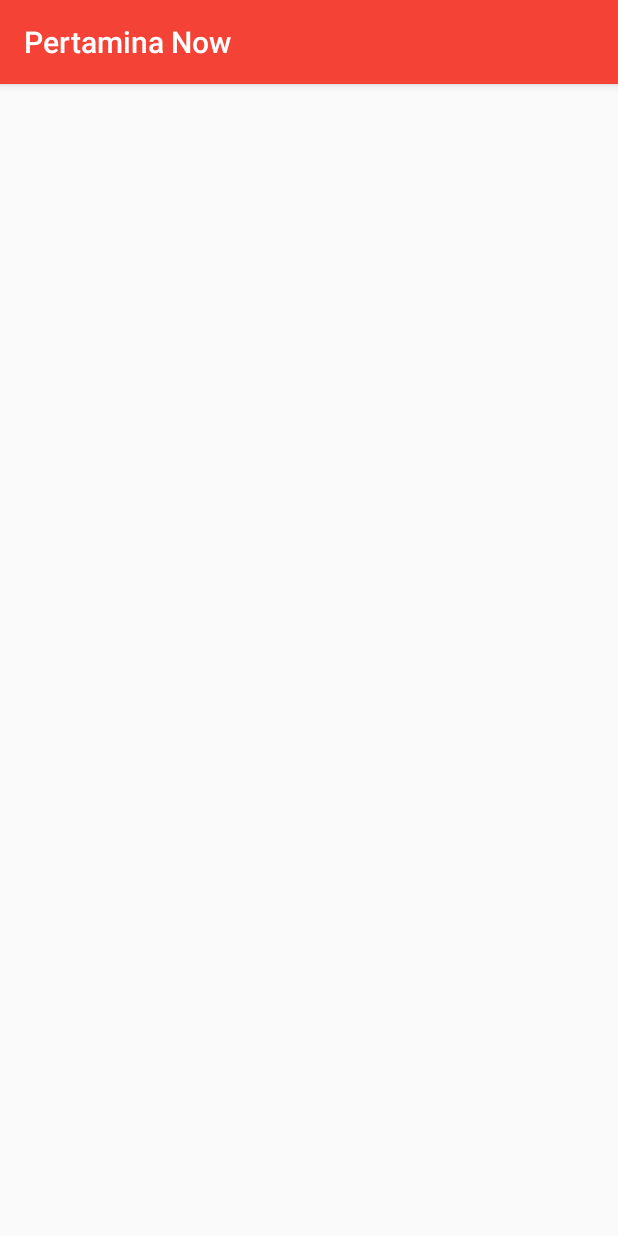
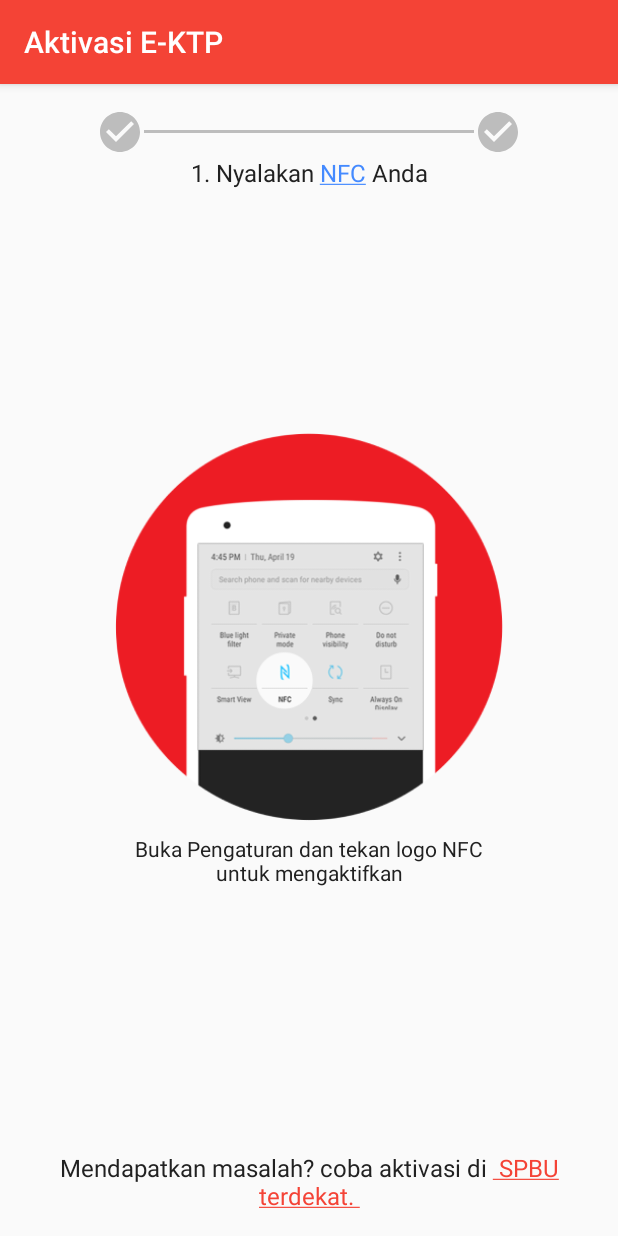
Before and after one commit to Raturu/pertamina_now_android, an Android app: the KtpVerificationActivity screen opened directly, with no data from a screen before it, on a phone screen of 412 x 824 dp. Run offline under Robolectric (Android 15) with nearby library versions, the phone set to English and light mode, and no system bars; our stand-ins replace Timber; 1 statement that could not run was skipped.

Commit message:
Add ktp verification layout

```diff
--- a/app/src/main/java/com/raturu/pertaminanow/ui/KtpVerificationActivity.kt
+++ b/app/src/main/java/com/raturu/pertaminanow/ui/KtpVerificationActivity.kt
@@ -26,7 +26,7 @@ class KtpVerificationActivity : AppCompatActivity() {
     override fun onCreate(savedInstanceState: Bundle?) {
         super.onCreate(savedInstanceState)
         setContentView(R.layout.activity_ktp_verification)
-
+        supportActionBar?.title = "Aktivasi E-KTP"
         nfcAdapter = NfcAdapter.getDefaultAdapter(this)
     }
 
--- /dev/null
+++ b/app/src/main/res/drawable/ic_check_circle.xml
@@ -0,0 +1,5 @@
+<vector android:height="24dp" android:tint="#FFFFFF"
+    android:viewportHeight="24.0" android:viewportWidth="24.0"
+    android:width="24dp" xmlns:android="http://schemas.android.com/apk/res/android">
+    <path android:fillColor="#FF000000" android:pathData="M12,2C6.48,2 2,6.48 2,12s4.48,10 10,10 10,-4.48 10,-10S17.52,2 12,2zM10,17l-5,-5 1.41,-1.41L10,14.17l7.59,-7.59L19,8l-9,9z"/>
+</vector>
--- a/app/src/main/res/layout/activity_ktp_verification.xml
+++ b/app/src/main/res/layout/activity_ktp_verification.xml
@@ -1,7 +1,98 @@
 <?xml version="1.0" encoding="utf-8"?>
-<LinearLayout xmlns:android="http://schemas.android.com/apk/res/android"
+<RelativeLayout xmlns:android="http://schemas.android.com/apk/res/android"
     android:layout_width="match_parent"
-    android:layout_height="match_parent"
-    android:orientation="vertical">
+    android:layout_height="match_parent">
 
-</LinearLayout>
+    <LinearLayout
+        android:id="@+id/progressContainer"
+        android:layout_width="match_parent"
+        android:layout_height="wrap_content"
+        android:layout_gravity="center"
+        android:layout_marginEnd="64dp"
+        android:layout_marginStart="64dp"
+        android:layout_marginTop="16dp"
+        android:orientation="horizontal">
+
+        <ImageView
+            android:id="@+id/checkMark1"
+            android:layout_width="32dp"
+            android:layout_height="32dp"
+            android:src="@drawable/ic_check_circle"
+            android:tint="@color/divider" />
+
+        <View
+            android:id="@+id/line"
+            android:layout_width="0dp"
+            android:layout_height="2dp"
+            android:layout_gravity="center_vertical"
+            android:layout_weight="1"
+            android:background="@color/divider" />
+
+        <ImageView
+            android:id="@+id/checkMark2"
+            android:layout_width="32dp"
+            android:layout_height="32dp"
+            android:src="@drawable/ic_check_circle"
+            android:tint="@color/divider" />
+
+    </LinearLayout>
+
+    <TextView
+        android:id="@+id/stepDescriptionTextView"
+        android:layout_width="match_parent"
+        android:layout_height="wrap_content"
+        android:layout_below="@id/progressContainer"
+        android:autoLink="all"
+        android:gravity="center"
+        android:linksClickable="true"
+        android:text="@string/nfc_step_1"
+        android:textColor="@color/primary_text"
+        android:textColorLink="@color/accent"
+        android:textSize="16sp" />
+
+    <LinearLayout
+        android:layout_width="wrap_content"
+        android:layout_height="wrap_content"
+        android:layout_centerInParent="true"
+        android:orientation="vertical">
+
+        <ImageView
+            android:id="@+id/nfcIllustrationImageView"
+            android:layout_width="260dp"
+            android:layout_height="260dp"
+            android:layout_gravity="center_horizontal"
+            android:src="@drawable/ic_nfc_step1" />
+
+        <TextView
+            android:id="@+id/nfcIllustrationTextView"
+            android:layout_width="match_parent"
+            android:layout_height="wrap_content"
+            android:layout_marginTop="8dp"
+            android:autoLink="all"
+            android:gravity="center"
+            android:linksClickable="true"
+            android:text="@string/nfc_illustration_step_1"
+            android:textColor="@color/primary_text"
+            android:textColorLink="@color/accent"
+            android:textSize="14sp" />
+
+    </LinearLayout>
+
+    <TextView
+        android:id="@+id/nearbySpbuLink"
+        android:layout_width="match_parent"
+        android:layout_height="wrap_content"
+        android:layout_alignParentBottom="true"
+        android:layout_gravity="bottom"
+        android:layout_marginBottom="16dp"
+        android:layout_marginEnd="16dp"
+        android:layout_marginStart="16dp"
+        android:clickable="true"
+        android:focusable="true"
+        android:gravity="center_horizontal"
+        android:text="@string/nfc_alternative"
+        android:textColor="@color/primary_text"
+        android:textColorLink="@color/primary"
+        android:textSize="16sp" />
+
+</RelativeLayout>
--- a/app/src/main/res/values/strings.xml
+++ b/app/src/main/res/values/strings.xml
@@ -1,4 +1,9 @@
 <resources>
     <string name="app_name">Pertamina Now</string>
     <string name="login_tos">By clicking login you are agree to our <a href="http://www.google.com">Terms of Service</a> and <a href="http://www.google.com">Privacy Policy</a></string>
+    <string name="nfc_step_1">1. Nyalakan <a href="http://www.google.com">NFC</a> Anda</string>
+    <string name="nfc_step_2">2. Tempelkan E-KTP Anda</string>
+    <string name="nfc_illustration_step_1">Buka Pengaturan dan tekan logo NFC untuk mengaktifkan</string>
+    <string name="nfc_illustration_step_2">Tempelkan E-KTP Anda ke sisi belakang smartphone</string>
+    <string name="nfc_alternative">Mendapatkan masalah? coba aktivasi di <a href="http://www.google.com"> SPBU terdekat. </a></string>
 </resources>
```
Also changed, not shown: app/src/main/res/drawable-hdpi/ic_nfc_step1.png (added), app/src/main/res/drawable-hdpi/ic_nfc_step2.png (added), app/src/main/res/drawable-mdpi/ic_nfc_step1.png (added), app/src/main/res/drawable-mdpi/ic_nfc_step2.png (added), app/src/main/res/drawable-xhdpi/ic_nfc_step1.png (added), app/src/main/res/drawable-xhdpi/ic_nfc_step2.png (added), app/src/main/res/drawable-xxhdpi/ic_nfc_step1.png (added), app/src/main/res/drawable-xxhdpi/ic_nfc_step2.png (added), app/src/main/res/drawable-xxxhdpi/ic_nfc_step1.png (added), app/src/main/res/drawable-xxxhdpi/ic_nfc_step2.png (added).
